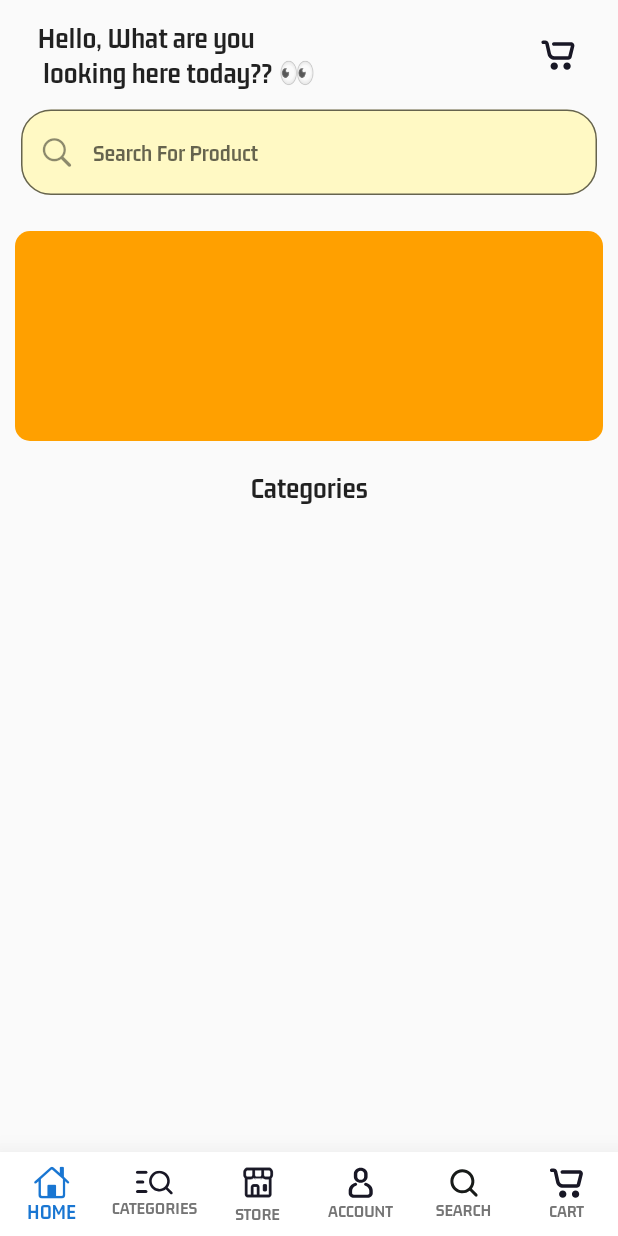
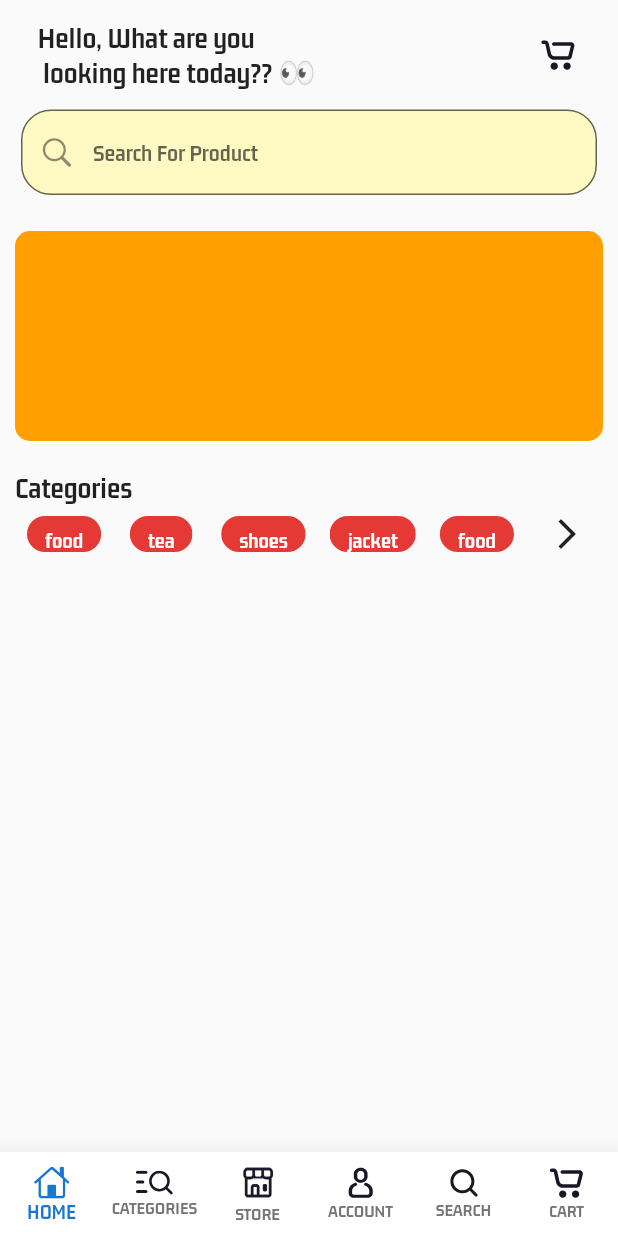
Before and after one commit to nikshit-chauhan/e-Commerce, a Flutter app: the screen it shows after launch, on a phone screen of 412 x 824 dp. Run offline on Flutter 3.47's test engine with Material 2 defaults, Android fonts, the phone set to English and light mode, and no system bars; our stand-ins replace cloud_firestore, firebase_core, flutter_svg; accounts and stored records are empty.

Commit message:
added category screen

```diff
--- a/lib/main.dart
+++ b/lib/main.dart
@@ -1,7 +1,6 @@
 import 'package:firebase_core/firebase_core.dart';
 import 'package:flutter/material.dart';
 import 'package:flutter/services.dart';
-
 import 'views/buyers/main_screen.dart';
 
 void main() async {
--- a/lib/views/buyers/nav_screens/home_screen.dart
+++ b/lib/views/buyers/nav_screens/home_screen.dart
@@ -12,13 +12,13 @@ class HomeScreen extends StatelessWidget {
   Widget build(context) {
     return Column(
       crossAxisAlignment: CrossAxisAlignment.start,
-      children: const [
-        SizedBox(
+      children: [
+        const SizedBox(
           height: 14,
         ),
-        WelcomeText(),
-        SearchInputWidget(),
-        BannerWidget(),
+        const WelcomeText(),
+        const SearchInputWidget(),
+        const BannerWidget(),
         CategoryText(),
       ],
     );
--- a/lib/views/buyers/nav_screens/widgets/category_text.dart
+++ b/lib/views/buyers/nav_screens/widgets/category_text.dart
@@ -1,13 +1,29 @@
 import 'package:flutter/material.dart';
 
 class CategoryText extends StatelessWidget {
-  const CategoryText({super.key});
+  CategoryText({super.key});
+
+  final List<String> _categoryLabel = [
+    'food',
+    'tea',
+    'shoes',
+    'jacket',
+    'food',
+    'tea',
+    'shoes',
+    'jacket',
+    'food',
+    'tea',
+    'shoes',
+    'jacket',
+  ];
 
   @override
   Widget build(BuildContext context) {
     return Padding(
       padding: const EdgeInsets.all(10.0),
       child: Column(
+        crossAxisAlignment: CrossAxisAlignment.start,
         children: [
           const Text(
             'Categories',
@@ -15,13 +31,42 @@ class CategoryText extends StatelessWidget {
               fontSize: 20,
             ),
           ),
-          const SizedBox(
-            height: 8,
-          ),
-          Container(
+          SizedBox(
             height: 40,
-            child: Expanded(
-                child: ListView.builder(itemBuilder: (context, index) {})),
+            child: Row(
+              children: [
+                Expanded(
+                  child: ListView.builder(
+                    scrollDirection: Axis.horizontal,
+                    itemCount: _categoryLabel.length,
+                    itemBuilder: (context, index) {
+                      return Padding(
+                        padding: const EdgeInsets.all(8.0),
+                        child: ActionChip(
+                          backgroundColor: Colors.red.shade600,
+                          onPressed: () {}, //TODO: add implementation
+                          label: Center(
+                            child: Text(
+                              _categoryLabel[index],
+                              textAlign: TextAlign.center,
+                              style: const TextStyle(
+                                color: Colors.white,
+                                fontSize: 15,
+                                fontWeight: FontWeight.bold,
+                              ),
+                            ),
+                          ),
+                        ),
+                      );
+                    },
+                  ),
+                ),
+                IconButton(
+                  onPressed: () {}, //TODO: add implementation
+                  icon: const Icon(Icons.arrow_forward_ios),
+                ),
+              ],
+            ),
           ),
         ],
       ),
```
Also changed, not shown: lib/firebase_options.dart, 3 other files.
